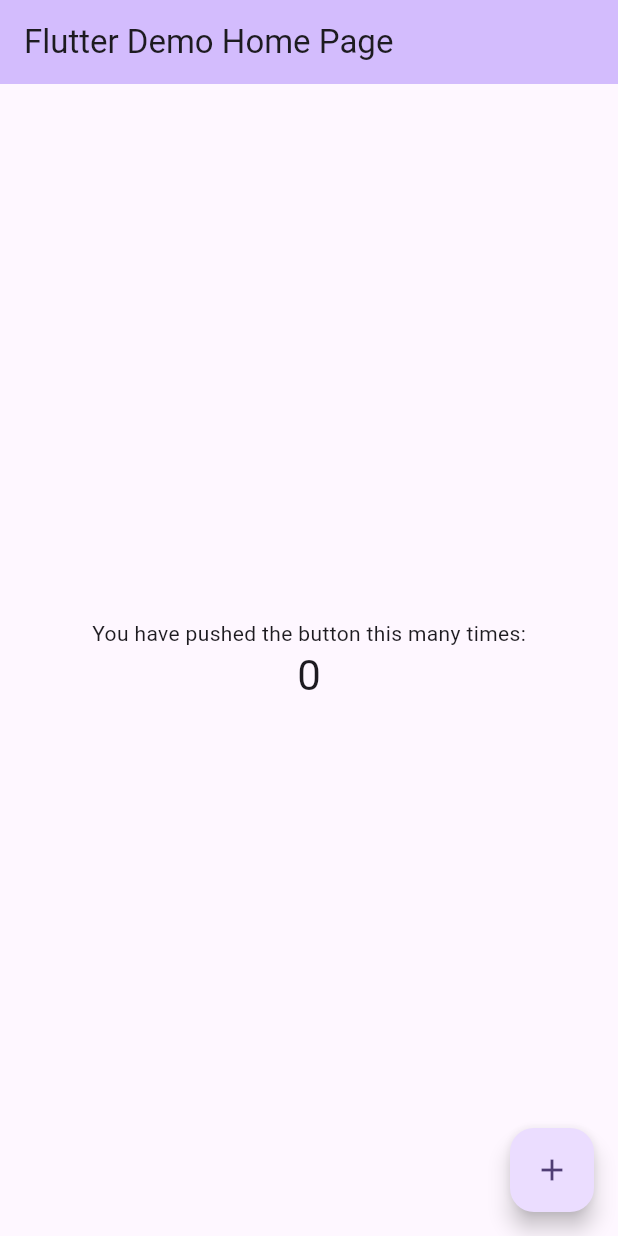
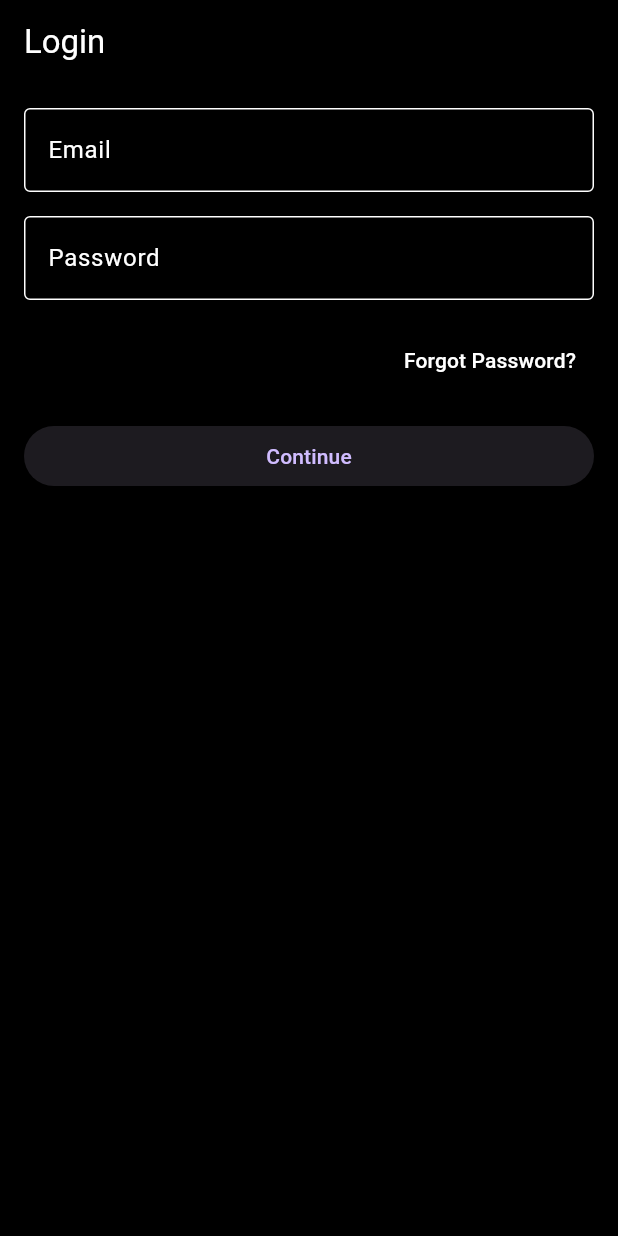
Before and after one commit to Roshen-geo-philip/deedz, a Flutter app: the screen it shows after launch, on a phone screen of 412 x 824 dp. Run offline on Flutter 3.47's test engine with Material 3 defaults, Android fonts, the light colour scheme and no system bars.

Commit message:
basic structure of app with background colors

```diff
--- /dev/null
+++ b/lib/login_page.dart
@@ -0,0 +1,84 @@
+import 'package:flutter/material.dart';
+import 'campaign_discovery_page.dart';
+
+class LoginPage extends StatefulWidget {
+  @override
+  _LoginPageState createState() => _LoginPageState();
+}
+
+class _LoginPageState extends State<LoginPage> {
+  final TextEditingController _emailController = TextEditingController();
+  final TextEditingController _passwordController = TextEditingController();
+
+  void _login() {
+    // Implement login logic here
+    Navigator.pushReplacement(
+      context,
+      MaterialPageRoute(builder: (context) => CampaignDiscoveryPage()),
+    );
+  }
+
+  @override
+  Widget build(BuildContext context) {
+    return Scaffold(
+      appBar: AppBar(
+        title: Text('Login', style: TextStyle(color: Colors.white)),
+        backgroundColor: Colors.black, // Set app bar background color to black
+      ),
+      backgroundColor: Colors.black, // Set background color to black
+      body: Padding(
+        padding: const EdgeInsets.all(16.0),
+        child: Column(
+          crossAxisAlignment: CrossAxisAlignment.stretch,
+          children: [
+            TextField(
+              controller: _emailController,
+              decoration: InputDecoration(
+                labelText: 'Email',
+                labelStyle: TextStyle(color: Colors.white),
+                focusedBorder: OutlineInputBorder(
+                  borderSide: BorderSide(color: Colors.white),
+                ),
+                enabledBorder: OutlineInputBorder(
+                  borderSide: BorderSide(color: Colors.white),
+                ),
+              ),
+              style: TextStyle(color: Colors.white), // Set text color to white
+            ),
+            SizedBox(height: 16),
+            TextField(
+              controller: _passwordController,
+              decoration: InputDecoration(
+                labelText: 'Password',
+                labelStyle: TextStyle(color: Colors.white),
+                focusedBorder: OutlineInputBorder(
+                  borderSide: BorderSide(color: Colors.white),
+                ),
+                enabledBorder: OutlineInputBorder(
+                  borderSide: BorderSide(color: Colors.white),
+                ),
+              ),
+              obscureText: true,
+              style: TextStyle(color: Colors.white), // Set text color to white
+            ),
+            SizedBox(height: 16),
+            Align(
+              alignment: Alignment.centerRight,
+              child: TextButton(
+                onPressed: () {
+                  // Navigate to Forgot Password Page
+                },
+                child: Text('Forgot Password?', style: TextStyle(color: Colors.white)),
+              ),
+            ),
+            SizedBox(height: 16),
+            ElevatedButton(
+              onPressed: _login,
+              child: Text('Continue'),
+            ),
+          ],
+        ),
+      ),
+    );
+  }
+}
--- a/lib/main.dart
+++ b/lib/main.dart
@@ -1,125 +1,21 @@
 import 'package:flutter/material.dart';
+import 'login_page.dart';
 
 void main() {
-  runApp(const MyApp());
+  runApp(MyApp());
 }
 
 class MyApp extends StatelessWidget {
-  const MyApp({super.key});
-
-  // This widget is the root of your application.
   @override
   Widget build(BuildContext context) {
     return MaterialApp(
-      title: 'Flutter Demo',
-      theme: ThemeData(
-        // This is the theme of your application.
-        //
-        // TRY THIS: Try running your application with "flutter run". You'll see
-        // the application has a purple toolbar. Then, without quitting the app,
-        // try changing the seedColor in the colorScheme below to Colors.green
-        // and then invoke "hot reload" (save your changes or press the "hot
-        // reload" button in a Flutter-supported IDE, or press "r" if you used
-        // the command line to start the app).
-        //
-        // Notice that the counter didn't reset back to zero; the application
-        // state is not lost during the reload. To reset the state, use hot
-        // restart instead.
-        //
-        // This works for code too, not just values: Most code changes can be
-        // tested with just a hot reload.
-        colorScheme: ColorScheme.fromSeed(seedColor: Colors.deepPurple),
-        useMaterial3: true,
+      title: 'DeeDz',
+      theme: ThemeData.dark().copyWith(
+        primaryColor: Colors.black,
+        scaffoldBackgroundColor: Colors.black,
       ),
-      home: const MyHomePage(title: 'Flutter Demo Home Page'),
+      debugShowCheckedModeBanner: false, // Remove debug label
+      home: LoginPage(),
     );
   }
 }
-
-class MyHomePage extends StatefulWidget {
-  const MyHomePage({super.key, required this.title});
-
-  // This widget is the home page of your application. It is stateful, meaning
-  // that it has a State object (defined below) that contains fields that affect
-  // how it looks.
-
-  // This class is the configuration for the state. It holds the values (in this
-  // case the title) provided by the parent (in this case the App widget) and
-  // used by the build method of the State. Fields in a Widget subclass are
-  // always marked "final".
-
-  final String title;
-
-  @override
-  State<MyHomePage> createState() => _MyHomePageState();
-}
-
-class _MyHomePageState extends State<MyHomePage> {
-  int _counter = 0;
-
-  void _incrementCounter() {
-    setState(() {
-      // This call to setState tells the Flutter framework that something has
-      // changed in this State, which causes it to rerun the build method below
-      // so that the display can reflect the updated values. If we changed
-      // _counter without calling setState(), then the build method would not be
-      // called again, and so nothing would appear to happen.
-      _counter++;
-    });
-  }
-
-  @override
-  Widget build(BuildContext context) {
-    // This method is rerun every time setState is called, for instance as done
-    // by the _incrementCounter method above.
-    //
-    // The Flutter framework has been optimized to make rerunning build methods
-    // fast, so that you can just rebuild anything that needs updating rather
-    // than having to individually change instances of widgets.
-    return Scaffold(
-      appBar: AppBar(
-        // TRY THIS: Try changing the color here to a specific color (to
-        // Colors.amber, perhaps?) and trigger a hot reload to see the AppBar
-        // change color while the other colors stay the same.
-        backgroundColor: Theme.of(context).colorScheme.inversePrimary,
-        // Here we take the value from the MyHomePage object that was created by
-        // the App.build method, and use it to set our appbar title.
-        title: Text(widget.title),
-      ),
-      body: Center(
-        // Center is a layout widget. It takes a single child and positions it
-        // in the middle of the parent.
-        child: Column(
-          // Column is also a layout widget. It takes a list of children and
-          // arranges them vertically. By default, it sizes itself to fit its
-          // children horizontally, and tries to be as tall as its parent.
-          //
-          // Column has various properties to control how it sizes itself and
-          // how it positions its children. Here we use mainAxisAlignment to
-          // center the children vertically; the main axis here is the vertical
-          // axis because Columns are vertical (the cross axis would be
-          // horizontal).
-          //
-          // TRY THIS: Invoke "debug painting" (choose the "Toggle Debug Paint"
-          // action in the IDE, or press "p" in the console), to see the
-          // wireframe for each widget.
-          mainAxisAlignment: MainAxisAlignment.center,
-          children: <Widget>[
-            const Text(
-              'You have pushed the button this many times:',
-            ),
-            Text(
-              '$_counter',
-              style: Theme.of(context).textTheme.headlineMedium,
-            ),
-          ],
-        ),
-      ),
-      floatingActionButton: FloatingActionButton(
-        onPressed: _incrementCounter,
-        tooltip: 'Increment',
-        child: const Icon(Icons.add),
-      ), // This trailing comma makes auto-formatting nicer for build methods.
-    );
-  }
-}
```
Also changed, not shown: lib/campaign_discovery_page.dart (added, +54 -0 lines), lib/scrollable_feed.dart (added, +25 -0 lines), 1 other file.
